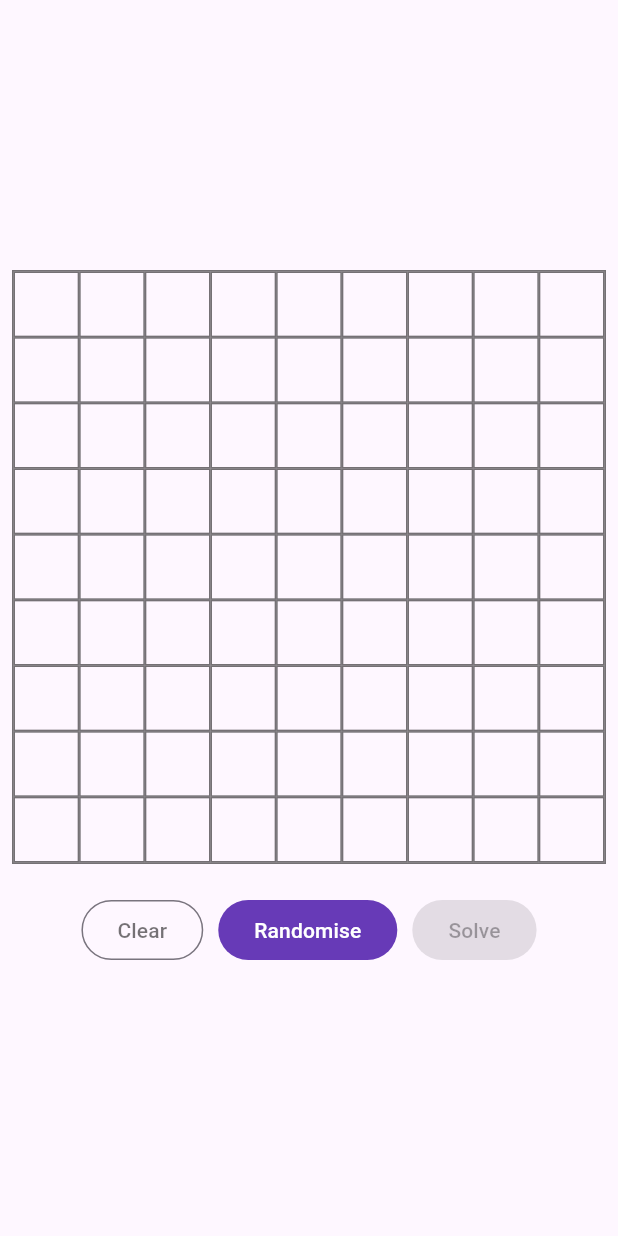
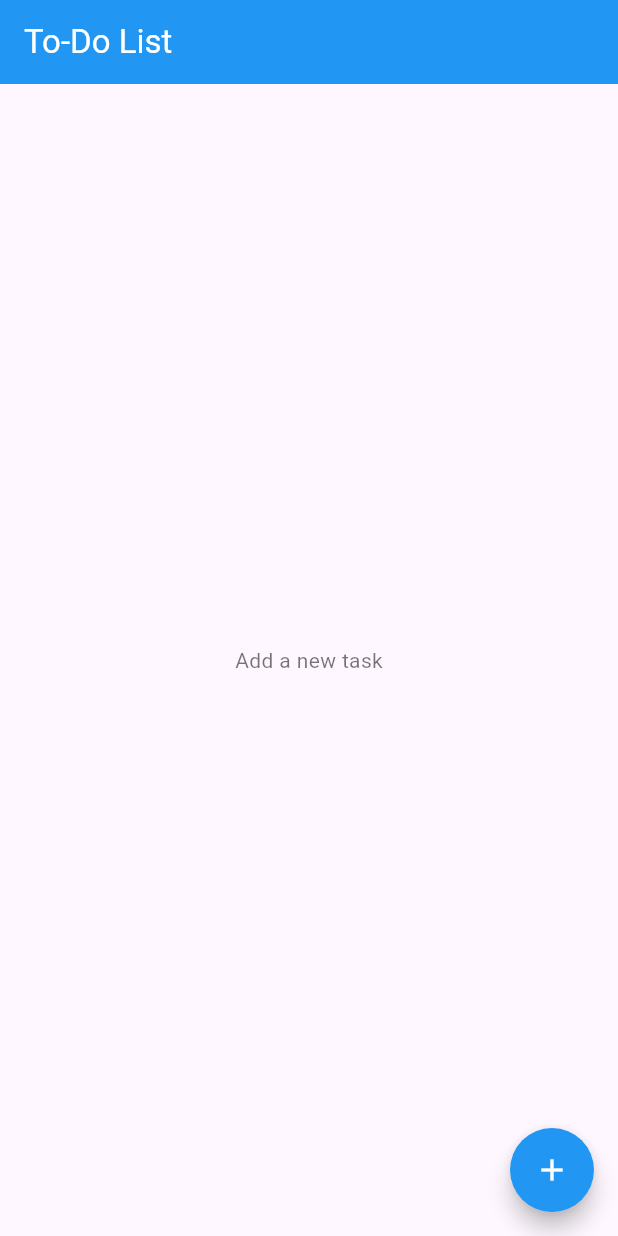
Before and after one commit to hmai2139/rapidmap-test, a Flutter app: the screen it shows after launch, on a phone screen of 412 x 824 dp. Run offline on Flutter 3.47's test engine with Material 3 defaults, Android fonts, the phone set to English and light mode, and no system bars; our stand-ins replace sqflite; accounts and stored records are empty.

Commit message:
Added ToDoList skeleton code and some UI.

```diff
--- a/lib/main.dart
+++ b/lib/main.dart
@@ -1,5 +1,6 @@
 import 'package:flutter/material.dart';
 import 'package:rapidmap_test/sudoku/sudoku.dart';
+import 'package:rapidmap_test/to_do_list/to_do_list.dart';
 
 void main() {
   runApp(const MyApp());
@@ -34,7 +35,8 @@ class _MyHomePageState extends State<MyHomePage> {
   Widget build(BuildContext context) {
     return const Scaffold(
       body: Center(
-        child: Sudoku(),
+        // child: Sudoku(),
+        child: ToDoList(),
       ),
     );
   }
--- /dev/null
+++ b/lib/to_do_list/database.dart
@@ -0,0 +1,116 @@
+import 'dart:async';
+import 'package:flutter/widgets.dart';
+import 'package:path/path.dart';
+import 'package:rapidmap_test/to_do_list/task.dart';
+import 'package:sqflite/sqflite.dart';
+
+String tableName = "tasks";
+
+Future<Database> createDatabase() async {
+
+  /// Avoid errors caused by flutter upgrade.
+  WidgetsFlutterBinding.ensureInitialized();
+
+  return openDatabase(
+    /// Set the path to the database.
+    join(await getDatabasesPath(), 'task_database.db'),
+
+    /// When the database is first created, create a table to store tasks.
+    onCreate: (db, version) {
+      /// Run the CREATE TABLE statement on the database.
+      return db.execute(
+        'CREATE TABLE tasks(id INTEGER PRIMARY KEY, title TEXT, description TEXT, dueDate INTEGER, completed INTEGER)',
+      );
+    },
+
+    /// Set the version. This executes the onCreate function and provides a
+    /// path to perform database upgrades and downgrades.
+    version: 1,
+  );
+}
+
+/// Inserts [Task] into the database.
+Future<void> insertTask(Task task) async {
+  /// Get a reference to the database.
+  final db = await createDatabase();
+
+  /// Inserts the Task into the correct table. Replaces duplicate with new data.
+  await db.insert(
+    tableName,
+    task.toMap(),
+    conflictAlgorithm: ConflictAlgorithm.replace,
+  );
+}
+
+/// Retrieves all the [Task] objects from the database.
+Future<List<Task>> getTasks() async {
+  /// Get a reference to the database.
+  final db = await createDatabase();
+
+  /// Query the table for all the tasks.
+  final List<Map<String, Object?>> taskMaps = await db.query(tableName);
+
+  /// Convert the list of each task's fields into a list of `Task` objects.
+  return [
+    for (final {
+          'id': id as int,
+          'title': title as String,
+          'description': description as String,
+          'dueDate': dueDate as int,
+          'completed': completed as int,
+        } in taskMaps)
+      Task(
+          id: id,
+          title: title,
+          description: description,
+          dueDate: dueDate,
+          completed: completed),
+  ];
+}
+
+/// Update a [Task] in the database.
+Future<void> updateTask(Task task) async {
+  /// Get a reference to the database.
+  final db = await createDatabase();
+
+  /// Update the given Task.
+  await db.update(
+    tableName,
+    task.toMap(),
+
+    /// Ensure that the Task has a matching id.
+    where: 'id = ?',
+
+    /// Pass the Task's id as a whereArg to prevent SQL injection.
+    whereArgs: [task.id],
+  );
+}
+
+/// Update a [Task]'s completion status'.
+Future<void> updateCompletionStatus(Task task, int status) async {
+  await updateTask(
+    Task(
+        id: task.id,
+        title: task.title,
+        description: task.description,
+        dueDate: task.dueDate,
+        completed: status),
+  );
+}
+
+/// Delete a [Task] from the database.
+Future<void> deleteTask(int id) async {
+  /// Get a reference to the database.
+  final db = await createDatabase();
+
+  /// Remove the Task from the database.
+  await db.delete(
+    tableName,
+
+    /// Use a `where` clause to delete a specific Task.
+    where: 'id = ?',
+
+    /// Pass the Task's id as a whereArg to prevent SQL injection.
+    whereArgs: [id],
+  );
+}
--- /dev/null
+++ b/lib/to_do_list/task.dart
@@ -0,0 +1,33 @@
+/// Task data model.
+class Task {
+  final int id;
+  final String title;
+  final String description;
+  final int dueDate;
+  final int completed;
+
+  const Task({
+    required this.id,
+    required this.title,
+    required this.description,
+    required this.dueDate,
+    this.completed = 0,
+  });
+
+  /// Convert a Task into a Map.
+  Map<String, Object?> toMap() {
+    return {
+      'id': id,
+      'title': title,
+      'description': description,
+      'dueDate': dueDate,
+      'completed': completed,
+    };
+  }
+
+  /// Creates a String representation of a given Task.
+  @override
+  String toString() {
+    return '{id: $id,title: $title,description: $description,dueDate: $dueDate,completed: $completed}';
+  }
+}
--- /dev/null
+++ b/lib/to_do_list/to_do_list.dart
@@ -0,0 +1,121 @@
+import 'package:flutter/material.dart';
+import 'package:flutter/widgets.dart';
+import 'package:rapidmap_test/to_do_list/database.dart' as database;
+import 'package:rapidmap_test/to_do_list/task.dart';
+
+class ToDoList extends StatefulWidget {
+  const ToDoList({super.key});
+
+  @override
+  State<ToDoList> createState() => _ToDoListState();
+}
+
+class _ToDoListState extends State<ToDoList> {
+  final GlobalKey<RefreshIndicatorState> _refreshIndicatorKey =
+      GlobalKey<RefreshIndicatorState>();
+
+  List<Task> _tasks = [];
+  late Future<void> _tasksFuture = _initTasks();
+
+  Future<void> _initTasks() async {
+    await Future.delayed(const Duration(milliseconds: 1500));
+    _tasks = await database.getTasks();
+  }
+
+  Future<void> _refreshTasks() async {
+    final tasks = await database.getTasks();
+    setState(() {
+      _tasks = tasks;
+    });
+  }
+
+  @override
+  void initState() {
+    super.initState();
+    _tasksFuture = _initTasks();
+  }
+
+  @override
+  Widget build(BuildContext context) {
+    return Scaffold(
+      appBar: AppBar(
+        backgroundColor: Colors.blue,
+        title: const Text(
+          "To-Do List",
+          style: TextStyle(color: Colors.white),
+        ),
+      ),
+      body: Padding(
+        padding: const EdgeInsets.all(10.0),
+        child: FutureBuilder<void>(
+          future: _tasksFuture,
+          builder: (BuildContext context, AsyncSnapshot snapshot) {
+            switch (snapshot.connectionState) {
+              case ConnectionState.none:
+              case ConnectionState.waiting:
+              case ConnectionState.active:
+                return const Center(
+                    child: CircularProgressIndicator(
+                  color: Colors.blueAccent,
+                ));
+
+              case ConnectionState.done:
+                return RefreshIndicator(
+                  key: _refreshIndicatorKey,
+                  onRefresh: _refreshTasks,
+                  child: _tasks.isNotEmpty
+                      ? ListView.builder(
+                          physics: const AlwaysScrollableScrollPhysics(),
+                          itemCount: _tasks.length,
+                          itemBuilder: (BuildContext context, index) =>
+                              ListTile(
+                            title: Text(_tasks[index].title),
+                          ),
+                        )
+                      : const Center(
+                          child: Column(
+                            crossAxisAlignment: CrossAxisAlignment.center,
+                            mainAxisAlignment: MainAxisAlignment.center,
+                            children: [
+                              Text(
+                                'Add a new task',
+                                style: TextStyle(color: Colors.black54),
+                              ),
+                            ],
+                          ),
+                        ),
+                );
+            }
+          },
+        ),
+      ),
+      floatingActionButton: FloatingActionButton(
+        shape: const CircleBorder(),
+        backgroundColor: Colors.blue,
+        onPressed: _addTask,
+        tooltip: 'Add a new task',
+        child: const Icon(
+          Icons.add,
+          color: Colors.white,
+        ),
+      ),
+    );
+  }
+
+  Card _buildTask(Task task) {
+    return Card(
+      child: ListTile(
+        title: Text(task.title),
+        subtitle: Text(
+          task.description,
+          overflow: TextOverflow.ellipsis,
+        ),
+        trailing: const Icon(Icons.edit),
+      ),
+    );
+  }
+
+  void _addTask() {
+    showModalBottomSheet(context: context, builder: (context) => Container());
+  }
+}
--- a/pubspec.yaml
+++ b/pubspec.yaml
@@ -35,6 +35,8 @@ dependencies:
   # The following adds the Cupertino Icons font to your application.
   # Use with the CupertinoIcons class for iOS style icons.
   cupertino_icons: ^1.0.6
+  sqflite: ^2.3.3+1
+  path: ^1.9.0
 
 dev_dependencies:
   flutter_test:
```
Also changed, not shown: pubspec.lock, 1 other file.
